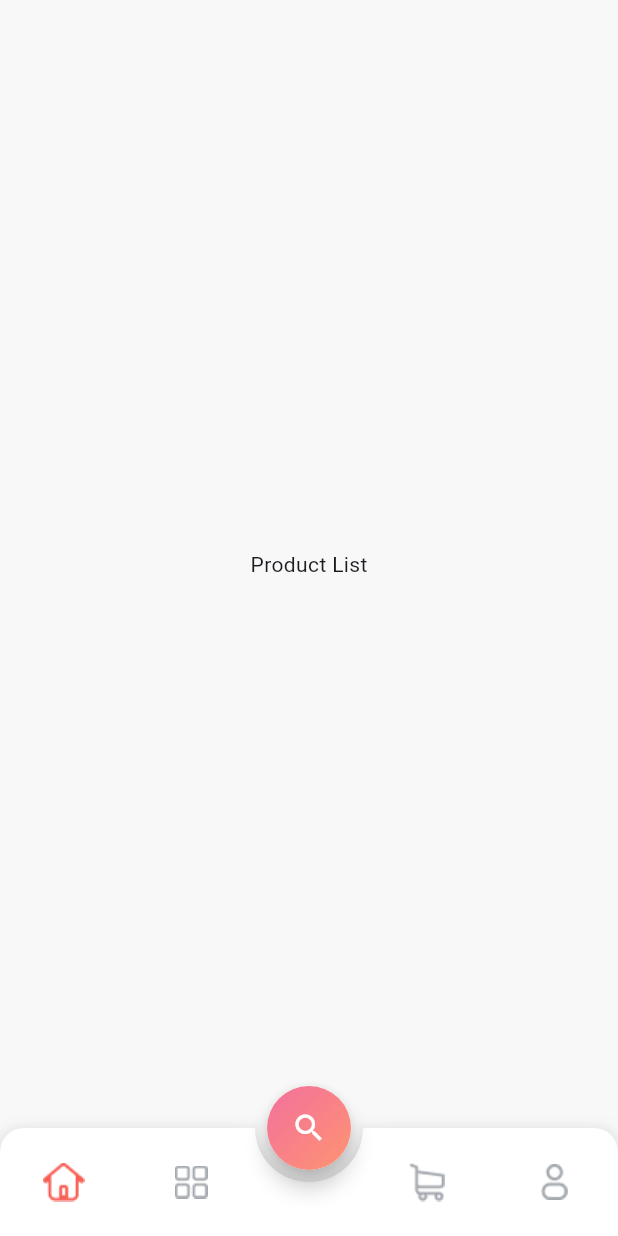
After one commit to 7ANV1R/dokan-weDevs_Assignment, a Flutter app: the HomeLayoutPage screen opened directly, after a tap on the "search" icon, on a phone screen of 412 x 824 dp. The commit adds this screen. Run offline on Flutter 3.47's test engine with Material 3 defaults, Android fonts, the phone set to English and light mode, and no system bars; drawn by our look-alikes of animated_bottom_navigation_bar; our stand-ins replace flutter_hooks, flutter_spinkit, fpdart, gap, go_router, google_fonts and 2 more.

Commit message:
🏠 added home layout with bottom nav

```diff
--- a/lib/core/const/asset_const.dart
+++ b/lib/core/const/asset_const.dart
@@ -10,4 +10,8 @@ class AssetConst {
   static const String mailIcon = '$_iconsPath/mail.png';
   static const String passwordIcon = '$_iconsPath/password.png';
   static const String userIcon = '$_iconsPath/user.png';
+  static const String userSIcon = '$_iconsPath/user_s.png';
+  static const String cartIcon = '$_iconsPath/cart.png';
+  static const String homeIcon = '$_iconsPath/home.png';
+  static const String dashbaordIcon = '$_iconsPath/dashbaord.png';
 }
--- a/lib/core/theme/palette.dart
+++ b/lib/core/theme/palette.dart
@@ -29,4 +29,12 @@ class Palette {
       Color(0xFFF2709C),
     ],
   );
+  static const Gradient reversePrimaryGradient = LinearGradient(
+    begin: Alignment.bottomRight,
+    end: Alignment.topLeft,
+    colors: [
+      Color(0xFFFF9472),
+      Color(0xFFF2709C),
+    ],
+  );
 }
--- /dev/null
+++ b/lib/features/layout/home_layout.dart
@@ -0,0 +1,100 @@
+import 'package:animated_bottom_navigation_bar/animated_bottom_navigation_bar.dart';
+import 'package:dokan/core/const/asset_const.dart';
+import 'package:dokan/core/theme/palette.dart';
+import 'package:flutter/material.dart';
+import 'package:flutter_hooks/flutter_hooks.dart';
+
+import '../product_list/product_list_page.dart';
+import '../profile/profile_page.dart';
+import '../unimplemented/unimplemented_page.dart';
+
+class HomeLayoutPage extends HookWidget {
+  const HomeLayoutPage({super.key});
+
+  @override
+  Widget build(BuildContext context) {
+    final selectedIndex = useState(0);
+    final pageController = usePageController();
+
+    final List pages = [
+      const ProductListPage(),
+      const Unimplemented(),
+      const Unimplemented(),
+      const ProfilePage(),
+    ];
+
+    final List<String> iconPathList = [
+      AssetConst.homeIcon,
+      AssetConst.dashbaordIcon,
+      AssetConst.cartIcon,
+      AssetConst.userSIcon,
+    ];
+    Widget getIcon(
+      int index,
+      bool isActive,
+    ) {
+      return Padding(
+        padding: const EdgeInsets.all(16.0),
+        child: Image.asset(
+          iconPathList[index],
+          height: 16,
+          width: 16,
+          color: isActive ? Palette.primaryColor : Palette.lightFontColor,
+        ),
+      );
+    }
+
+    return Scaffold(
+      body: PageView.builder(
+        controller: pageController,
+        itemCount: pages.length,
+        itemBuilder: (context, index) {
+          return pages[index];
+        },
+      ), //destination screen
+      floatingActionButton: FloatingActionButton(
+        onPressed: () {},
+        shape: const CircleBorder(),
+        backgroundColor: Colors.white, // Make the background transparent
+        child: Container(
+          width: double.infinity,
+          height: double.infinity,
+          decoration: const BoxDecoration(
+            shape: BoxShape.circle,
+            gradient: Palette.reversePrimaryGradient,
+          ),
+          child: const Icon(
+            Icons.search,
+            color: Palette.onPrimaryColor,
+          ),
+        ),
+      ),
+      floatingActionButtonLocation: FloatingActionButtonLocation.centerDocked,
+      bottomNavigationBar: AnimatedBottomNavigationBar.builder(
+        height: kBottomNavigationBarHeight + 16,
+        itemCount: iconPathList.length,
+        tabBuilder: (int index, bool isActive) {
+          return getIcon(index, isActive);
+        },
+        activeIndex: selectedIndex.value,
+        gapLocation: GapLocation.center,
+        notchSmoothness: NotchSmoothness.softEdge,
+        leftCornerRadius: 16,
+        rightCornerRadius: 16,
+        onTap: (index) {
+          selectedIndex.value = index;
+
+          /// `animateToPage` traverses all the pages in between the current page and the destination page
+          /// for this behavior when the user taps on the home to profile, it travels dashboard and cart page too
+          /// which is not the desired behavior
+          /// we use `jumpToPage` to directly jump to the destination page
+          /// only downside is that it doesn't have any animation
+          /// for now we are using `animateToPage` for the animation and ignoring performance part
+
+          pageController.animateToPage(index,
+              duration: const Duration(milliseconds: 300), curve: Curves.fastLinearToSlowEaseIn);
+        },
+      ),
+    );
+  }
+}
--- /dev/null
+++ b/lib/features/product_list/product_list_page.dart
@@ -0,0 +1,14 @@
+import 'package:flutter/material.dart';
+
+class ProductListPage extends StatelessWidget {
+  const ProductListPage({super.key});
+
+  @override
+  Widget build(BuildContext context) {
+    return const Scaffold(
+      body: Center(
+        child: Text('Product List'),
+      ),
+    );
+  }
+}
--- /dev/null
+++ b/lib/features/profile/profile_page.dart
@@ -0,0 +1,14 @@
+import 'package:flutter/material.dart';
+
+class ProfilePage extends StatelessWidget {
+  const ProfilePage({super.key});
+
+  @override
+  Widget build(BuildContext context) {
+    return const Scaffold(
+      body: Center(
+        child: Text('Profile'),
+      ),
+    );
+  }
+}
--- /dev/null
+++ b/lib/features/unimplemented/unimplemented_page.dart
@@ -0,0 +1,18 @@
+import 'package:dokan/core/ui_helper/ui_helper.dart';
+import 'package:flutter/material.dart';
+
+class Unimplemented extends StatelessWidget {
+  const Unimplemented({super.key});
+
+  @override
+  Widget build(BuildContext context) {
+    return Scaffold(
+      body: Center(
+        child: Text(
+          '🚧',
+          style: context.textTheme.headlineLarge,
+        ),
+      ),
+    );
+  }
+}
--- a/lib/routes/app_routes.dart
+++ b/lib/routes/app_routes.dart
@@ -4,6 +4,10 @@ import 'router.dart';
 
 final GoRouter appRouter = GoRouter(
   routes: [
+    // GoRoute(
+    //   path: '/',
+    //   builder: (context, state) => const HomeLayoutPage(),
+    // ),
     GoRoute(
       path: '/',
       builder: (context, state) => const SignInPage(),
--- a/pubspec.yaml
+++ b/pubspec.yaml
@@ -44,6 +44,7 @@ dependencies:
   flutter_svg: ^2.0.10+1
   flutter_spinkit: ^5.2.1
   icons_plus: ^5.0.0
+  animated_bottom_navigation_bar: ^1.3.3
 
 dev_dependencies:
   flutter_test:
```
Also changed, not shown: assets/icons/cart.png (added), assets/icons/dashbaord.png (added), assets/icons/home.png (added), assets/icons/user_s.png (added), pubspec.lock, 1 other file.
